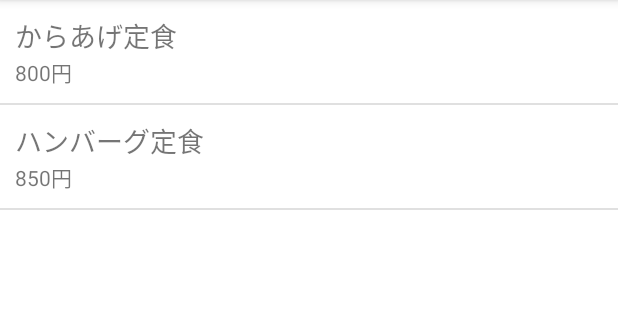
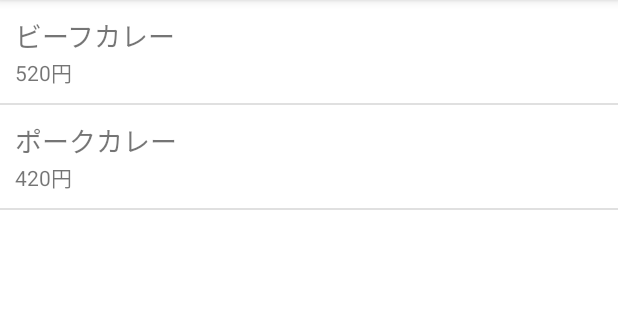
Before and after one commit to TakashiSasaki/android-2021, an Android app: the screen it shows after launch (MainActivity), in the options menu, after a tap on "カレー", on a phone screen of 412 x 824 dp, the part 84-404 px from its top. Run offline under Robolectric (Android 15) with nearby library versions, the phone set to English and light mode, and no system bars.

Commit message:
onCreateOptionsMenu

```diff
--- a/MenuSample/app/src/main/java/jp/ac/kawahara/t_sasaki/menusample/MainActivity.kt
+++ b/MenuSample/app/src/main/java/jp/ac/kawahara/t_sasaki/menusample/MainActivity.kt
@@ -3,6 +3,7 @@ package jp.ac.kawahara.t_sasaki.menusample
 import android.content.Intent
 import android.os.Bundle
 import android.view.Menu
+import android.view.MenuItem
 import android.view.View
 import android.widget.AdapterView
 import android.widget.ListView
@@ -29,8 +30,8 @@ class MainActivity : AppCompatActivity() {
         lvMenu.onItemClickListener = ListItemClickListener()
     }
 
-    override fun onCreateOptionsMenu(menu: Menu?): Boolean {
-        super.onCreateOptionsMenu(menu)
+    override fun onCreateOptionsMenu(menu: Menu): Boolean {
+        //super.onCreateOptionsMenu(menu)
         menuInflater.inflate(R.menu.menu_options_menu_list, menu)
         return true
     }//onCreateOptionsMenu
@@ -54,6 +55,25 @@ class MainActivity : AppCompatActivity() {
         return menuList
     }//createTeishokuList
 
+    private fun createCurryList(): MutableList<MutableMap<String, Any>> {
+        val menuList: MutableList<MutableMap<String, Any>> = mutableListOf()
+        menuList.add(
+            mutableMapOf(
+                "name" to "ビーフカレー",
+                "desc" to "特選スパイスを効かせた国産ビーフ100%のカレーです。",
+                "price" to 520
+            )
+        )
+        menuList.add(
+            mutableMapOf(
+                "name" to "ポークカレー",
+                "desc" to "特選スパイスを効かせた国産ポーク100%のカレーです。",
+                "price" to 420
+            )
+        )
+        return menuList
+    }//createCurryList
+
     private inner class ListItemClickListener : AdapterView.OnItemClickListener {
         override fun onItemClick(parent: AdapterView<*>?, view: View?, position: Int, id: Long) {
             val item = parent?.getItemAtPosition(position)
@@ -73,5 +93,26 @@ class MainActivity : AppCompatActivity() {
         }//onItemClick
     }//ListItemClickListener
 
+    override fun onOptionsItemSelected(item: MenuItem): Boolean {
+        var returnVal = true
+
+        when(item.itemId){
+            R.id.menuListOptionTeishoku->{
+                _menuList = createTeishokuList()
+            }
+            R.id.menuListOptionCurry->{
+                _menuList = createCurryList()
+            }
+            else ->{
+                returnVal = super.onOptionsItemSelected(item)
+            }
+        }//when
+
+        val lv = findViewById<ListView>(R.id.lvMenu)
+        val adapter = SimpleAdapter(this, _menuList, R.layout.row, _from, _to)
+        lv.adapter = adapter
+
+        return returnVal
+    }//onOptionsItemSelected
 
 }//MainActivity
--- a/MenuSample/app/src/main/res/menu/menu_options_menu_list.xml
+++ b/MenuSample/app/src/main/res/menu/menu_options_menu_list.xml
@@ -4,12 +4,11 @@
 
     <item
         android:id="@+id/menuListOptionTeishoku"
-        app:showAsAction="never"
-        android:title="@string/menu_list_options_teishoku" />
+        android:title="@string/menu_list_options_teishoku"
+        app:showAsAction="never" />
     <item
         android:id="@+id/menuListOptionCurry"
-        app:showAsAction="never"
-        android:title="@string/menu_list_options_curry" />
-
+        android:title="@string/menu_list_options_curry"
+        app:showAsAction="never" />
 
 </menu>
```
